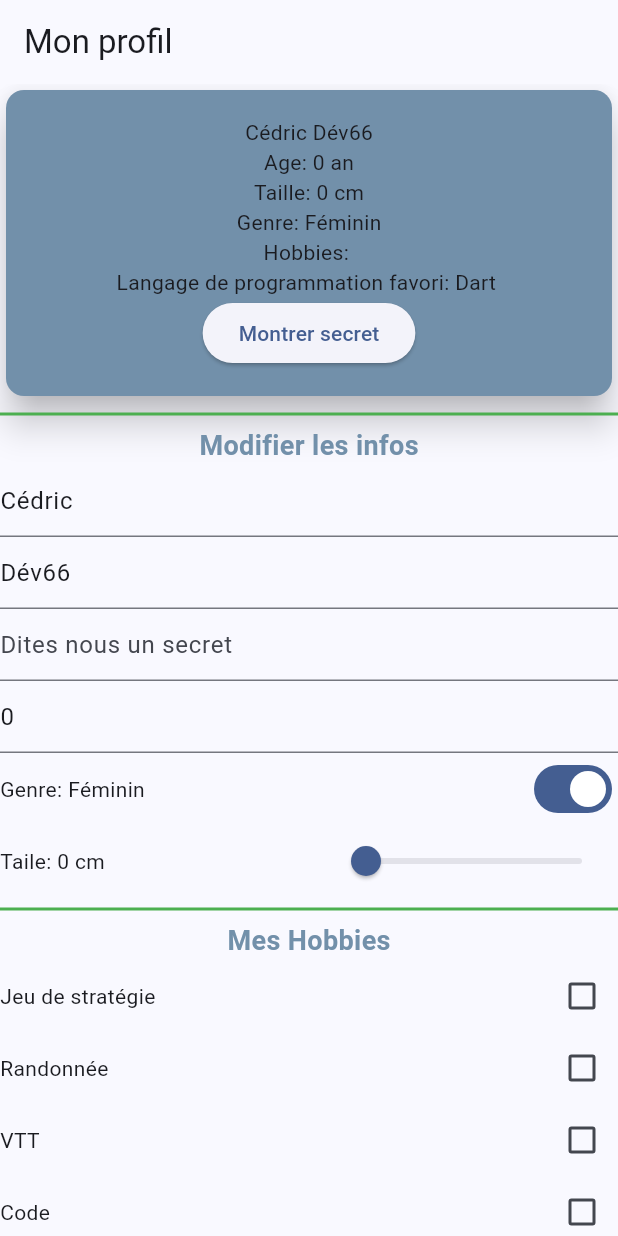
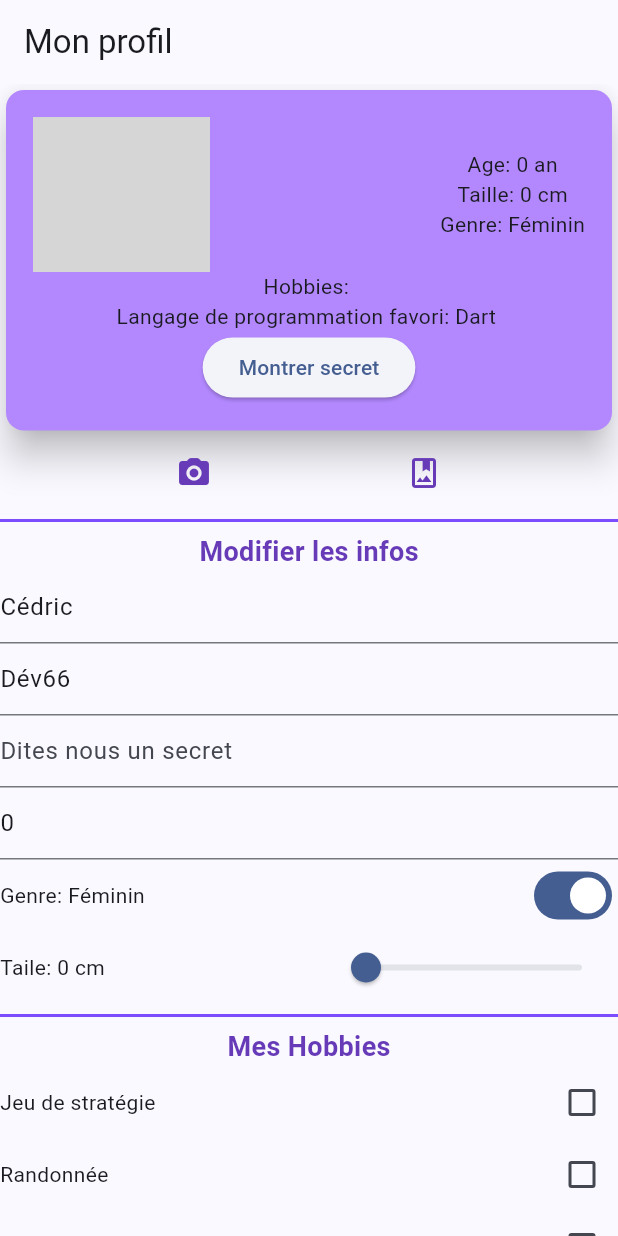
Before and after one commit to 0s0r0s0/flutterApp_InteractivProfil, a Flutter app: the screen it shows after launch, on a phone screen of 412 x 824 dp. Run offline on Flutter 3.47's test engine with Material 2 defaults, Android fonts, the phone set to English and light mode, and no system bars; our stand-ins replace image_picker; grey boxes are pictures that could not be loaded.

Commit message:
ajout image profil et package camera

```diff
--- a/lib/main.dart
+++ b/lib/main.dart
@@ -8,16 +8,15 @@ void main() {
 class MyApp extends StatelessWidget {
   const MyApp({super.key});
 
-  // This widget is the root of your application.
   @override
   Widget build(BuildContext context) {
     return MaterialApp(
-      title: 'Flutter Demo',
+      title: 'Profil Flutter',
       theme: ThemeData(
         colorScheme: ColorScheme.fromSeed(seedColor: Colors.blueAccent),
         useMaterial3: true,
       ),
-      home: const ProfilePage(),
+      home: ProfilePage(),
     );
   }
 }
--- a/lib/profile_page.dart
+++ b/lib/profile_page.dart
@@ -1,9 +1,10 @@
+import 'dart:io';
+
 import 'package:flutter/material.dart';
+import 'package:image_picker/image_picker.dart';
 import 'package:inetractive_widget/profile.dart';
 
 class ProfilePage extends StatefulWidget {
-  const ProfilePage({super.key});
-
   @override
   ProfilePageState createState() => ProfilePageState();
 }
@@ -19,14 +20,18 @@ class ProfilePageState extends State<ProfilePage> {
   Map<String, bool> hobbies = {
     "Jeu de stratégie": false,
     "Randonnée": false,
-    "VTT": false,
-    "Code": false,
+    "Ping-pong": false,
+    "Tir à l'arc": false,
     "Botanique": false,
-    "Tir à l'arc": false
+    "VTT": false
   };
+
+  ImagePicker picker = ImagePicker();
+  File? imageFile;
 
   @override
   void initState() {
+    // TODO: implement initState
     super.initState();
     surname = TextEditingController();
     name = TextEditingController();
@@ -40,6 +45,7 @@ class ProfilePageState extends State<ProfilePage> {
 
   @override
   void dispose() {
+    // TODO: implement dispose
     surname.dispose();
     name.dispose();
     secret.dispose();
@@ -48,28 +54,50 @@ class ProfilePageState extends State<ProfilePage> {
 
   @override
   Widget build(BuildContext context) {
-    //double imageSize = MediaQuery.of(context).size.width / 4;
+    double imageSize = MediaQuery.of(context).size.width / 4;
     return Scaffold(
       appBar: AppBar(
-        title: const Text("Mon profil"),
+        title: Text("Mon profil"),
       ),
       body: SingleChildScrollView(
         child: Column(
           mainAxisSize: MainAxisSize.max,
           children: [
             Card(
-                color: const Color.fromARGB(255, 114, 144, 170),
+                color: Colors.deepPurpleAccent.shade100,
                 elevation: 10,
                 child: Container(
                   width: MediaQuery.of(context).size.width,
-                  margin: const EdgeInsets.all(10),
-                  padding: const EdgeInsets.all(8),
+                  margin: EdgeInsets.all(10),
+                  padding: EdgeInsets.all(8),
                   child: Column(
                     children: [
-                      Text(myProfile.setName()),
-                      Text("Age: ${myProfile.setAge()}"),
-                      Text("Taille: ${myProfile.setHeight()}"),
-                      Text("Genre: ${myProfile.genderString()}"),
+                      Row(
+                        mainAxisAlignment: MainAxisAlignment.spaceBetween,
+                        children: [
+                          Container(
+                            width: MediaQuery.of(context).size.width / 3.5,
+                            child: (imageFile == null)
+                                ? Image.asset(
+                                    "lib/img/slovenija.jpg",
+                                    height: imageSize,
+                                    width: imageSize,
+                                  )
+                                : Image.file(
+                                    imageFile!,
+                                    height: imageSize,
+                                    width: imageSize,
+                                  ),
+                          ),
+                          Column(
+                            children: [
+                              Text("Age: ${myProfile.setAge()}"),
+                              Text("Taille: ${myProfile.setHeight()}"),
+                              Text("Genre: ${myProfile.genderString()}"),
+                            ],
+                          )
+                        ],
+                      ),
                       Text("Hobbies: ${myProfile.setHobbies()}"),
                       Text(
                           "Langage de programmation favori: ${myProfile.favoriteLang} "),
@@ -80,15 +108,31 @@ class ProfilePageState extends State<ProfilePage> {
                               : "Montrer secret")),
                       (showSecret)
                           ? Text(myProfile.secret)
-                          : const SizedBox(
+                          : Container(
                               height: 0,
                               width: 0,
                             ),
                     ],
                   ),
                 )),
+            Row(
+              mainAxisAlignment: MainAxisAlignment.spaceEvenly,
+              mainAxisSize: MainAxisSize.max,
+              children: [
+                IconButton(
+                  onPressed: (() => getImage(source: ImageSource.camera)),
+                  icon: Icon(Icons.camera_alt_rounded),
+                  color: Colors.deepPurple,
+                ),
+                IconButton(
+                  onPressed: (() => getImage(source: ImageSource.gallery)),
+                  icon: Icon(Icons.photo_album_outlined),
+                  color: Colors.deepPurple,
+                ),
+              ],
+            ),
             const Divider(
-              color: Colors.green,
+              color: Colors.deepPurpleAccent,
               thickness: 2,
             ),
             myTitle("Modifier les infos"),
@@ -133,12 +177,12 @@ class ProfilePageState extends State<ProfilePage> {
               ],
             ),
             const Divider(
-              color: Colors.green,
+              color: Colors.deepPurpleAccent,
               thickness: 2,
             ),
             myHobbies(),
-            const Divider(
-              color: Colors.green,
+            Divider(
+              color: Colors.deepPurpleAccent,
               thickness: 2,
             ),
             myRadios()
@@ -249,8 +293,18 @@ class ProfilePageState extends State<ProfilePage> {
   Text myTitle(String text) {
     return Text(text,
         style: const TextStyle(
-            color: Color.fromARGB(255, 114, 144, 170),
+            color: Colors.deepPurple,
             fontWeight: FontWeight.bold,
             fontSize: 18));
   }
+
+  Future getImage({required ImageSource source}) async {
+    final chosenFile = await picker.pickImage(source: source);
+    setState(() {
+      if (chosenFile == null) {
+      } else {
+        imageFile = File(chosenFile.path);
+      }
+    });
+  }
 }
--- a/pubspec.yaml
+++ b/pubspec.yaml
@@ -30,7 +30,7 @@ environment:
 dependencies:
   flutter:
     sdk: flutter
-
+  image_picker: ^1.0.1
 
   # The following adds the Cupertino Icons font to your application.
   # Use with the CupertinoIcons class for iOS style icons.
@@ -59,8 +59,8 @@ flutter:
   uses-material-design: true
 
   # To add assets to your application, add an assets section, like this:
-  # assets:
-  #   - images/a_dot_burr.jpeg
+assets:
+    - img/
   #   - images/a_dot_ham.jpeg
 
   # An image asset can refer to one or more resolution-specific "variants", see
```
Also changed, not shown: lib/img/slovenija.jpg (added), pubspec.lock, 5 other files.
